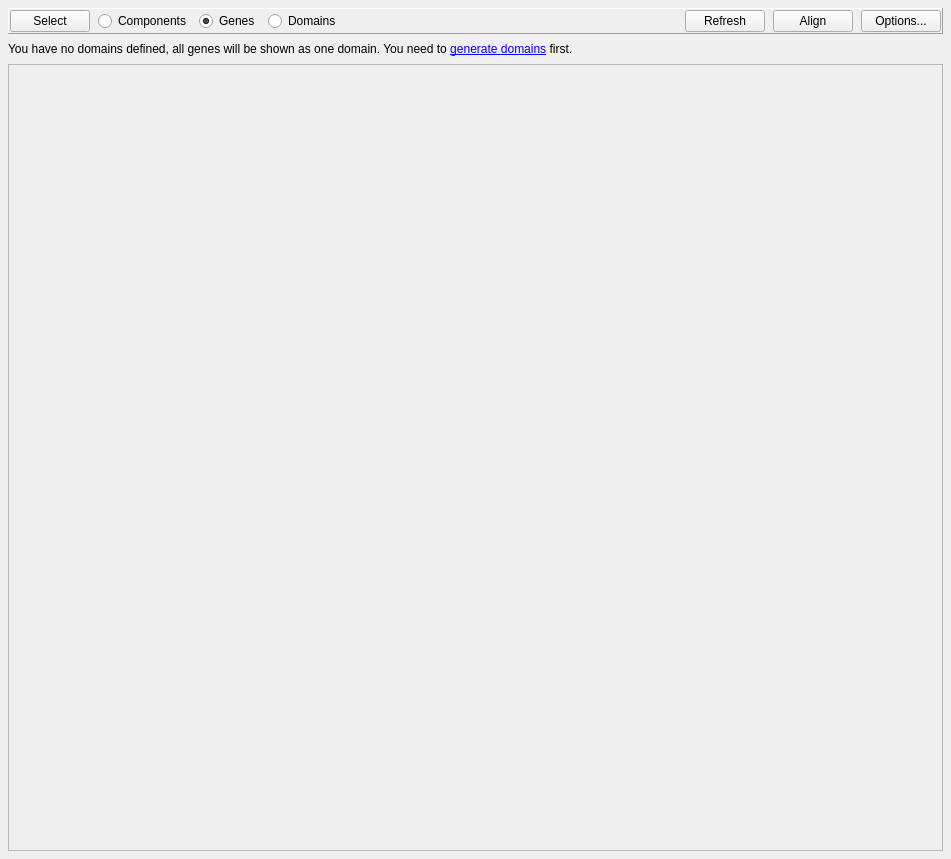
Before: the Qt Designer form groot/frontends/gui/forms/designer/frm_lego_designer.ui in JMcInerneyLab/groot, drawn with Qt 5.
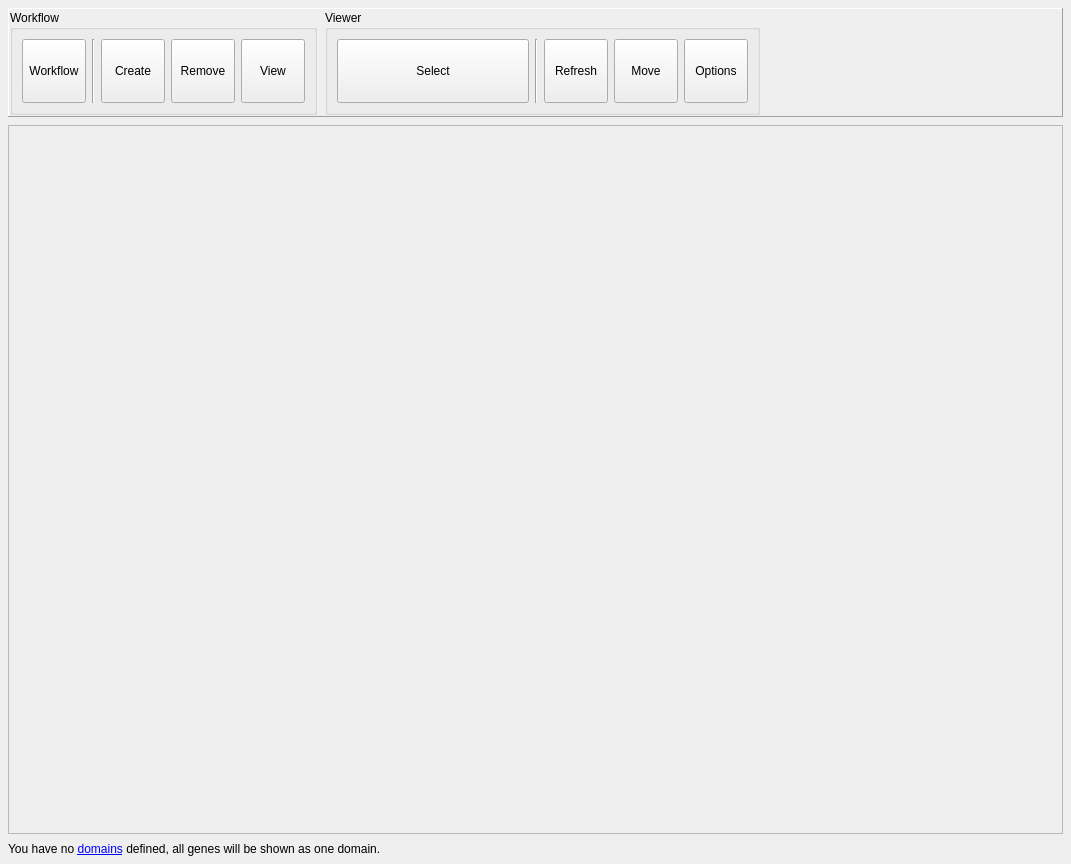
After: the same form once the commit is applied. Icons and pictures are not drawn.

Patch:
```diff
--- a/groot/frontends/gui/forms/designer/frm_lego_designer.ui
+++ b/groot/frontends/gui/forms/designer/frm_lego_designer.ui
@@ -6,8 +6,8 @@
    <rect>
     <x>0</x>
     <y>0</y>
-    <width>951</width>
-    <height>859</height>
+    <width>1071</width>
+    <height>864</height>
    </rect>
   </property>
   <property name="windowTitle">
@@ -54,79 +54,303 @@
        <number>1</number>
       </property>
       <item>
-       <widget class="QPushButton" name="BTN_CHANGE_SELECTION">
-        <property name="toolTip">
-         <string>&lt;html&gt;&lt;head/&gt;&lt;body&gt;&lt;p&gt;Switch to edge edit mode.&lt;/p&gt;&lt;/body&gt;&lt;/html&gt;</string>
+       <widget class="QGroupBox" name="GRP_WORKFLOW">
+        <property name="title">
+         <string>Workflow</string>
         </property>
-        <property name="statusTip">
-         <string>Remove edge</string>
-        </property>
-        <property name="text">
-         <string>Select</string>
-        </property>
-        <property name="autoDefault">
-         <bool>false</bool>
-        </property>
-        <property name="style" stdset="0">
-         <string>dropdown</string>
-        </property>
+        <layout class="QHBoxLayout" name="horizontalLayout">
+         <item>
+          <widget class="QToolButton" name="BTN_WORKFLOW">
+           <property name="minimumSize">
+            <size>
+             <width>64</width>
+             <height>64</height>
+            </size>
+           </property>
+           <property name="maximumSize">
+            <size>
+             <width>64</width>
+             <height>64</height>
+            </size>
+           </property>
+           <property name="text">
+            <string>Workflow</string>
+           </property>
+           <property name="icon">
+            <iconset resource="../../../../../../intermake/intermake/hosts/frontends/gui_qt/designer/resource_files/resources.qrc">
+             <normaloff>:/intermake/dropdown.svg</normaloff>:/intermake/dropdown.svg</iconset>
+           </property>
+           <property name="iconSize">
+            <size>
+             <width>32</width>
+             <height>32</height>
+            </size>
+           </property>
+           <property name="toolButtonStyle">
+            <enum>Qt::ToolButtonTextUnderIcon</enum>
+           </property>
+          </widget>
+         </item>
+         <item>
+          <widget class="Line" name="line_3">
+           <property name="orientation">
+            <enum>Qt::Vertical</enum>
+           </property>
+          </widget>
+         </item>
+         <item>
+          <widget class="QToolButton" name="BTN_CREATE">
+           <property name="minimumSize">
+            <size>
+             <width>64</width>
+             <height>64</height>
+            </size>
+           </property>
+           <property name="maximumSize">
+            <size>
+             <width>64</width>
+             <height>64</height>
+            </size>
+           </property>
+           <property name="text">
+            <string>Create</string>
+           </property>
+           <property name="icon">
+            <iconset resource="../resources/resources.qrc">
+             <normaloff>:/groot/create.svg</normaloff>:/groot/create.svg</iconset>
+           </property>
+           <property name="iconSize">
+            <size>
+             <width>32</width>
+             <height>32</height>
+            </size>
+           </property>
+           <property name="toolButtonStyle">
+            <enum>Qt::ToolButtonTextUnderIcon</enum>
+           </property>
+          </widget>
+         </item>
+         <item>
+          <widget class="QToolButton" name="BTN_REMOVE">
+           <property name="minimumSize">
+            <size>
+             <width>64</width>
+             <height>64</height>
+            </size>
+           </property>
+           <property name="maximumSize">
+            <size>
+             <width>64</width>
+             <height>64</height>
+            </size>
+           </property>
+           <property name="text">
+            <string>Remove</string>
+           </property>
+           <property name="icon">
+            <iconset resource="../resources/resources.qrc">
+             <normaloff>:/groot/remove.svg</normaloff>:/groot/remove.svg</iconset>
+           </property>
+           <property name="iconSize">
+            <size>
+             <width>32</width>
+             <height>32</height>
+            </size>
+           </property>
+           <property name="toolButtonStyle">
+            <enum>Qt::ToolButtonTextUnderIcon</enum>
+           </property>
+          </widget>
+         </item>
+         <item>
+          <widget class="QToolButton" name="BTN_VIEW">
+           <property name="minimumSize">
+            <size>
+             <width>64</width>
+             <height>64</height>
+            </size>
+           </property>
+           <property name="maximumSize">
+            <size>
+             <width>64</width>
+             <height>64</height>
+            </size>
+           </property>
+           <property name="text">
+            <string>View</string>
+           </property>
+           <property name="icon">
+            <iconset resource="../resources/resources.qrc">
+             <normaloff>:/groot/view.svg</normaloff>:/groot/view.svg</iconset>
+           </property>
+           <property name="iconSize">
+            <size>
+             <width>32</width>
+             <height>32</height>
+            </size>
+           </property>
+           <property name="toolButtonStyle">
+            <enum>Qt::ToolButtonTextUnderIcon</enum>
+           </property>
+          </widget>
+         </item>
+        </layout>
        </widget>
       </item>
       <item>
-       <widget class="QRadioButton" name="RAD_SEL_COMPONENT">
-        <property name="toolTip">
-         <string>&lt;html&gt;&lt;head/&gt;&lt;body&gt;&lt;p&gt;Switch to component edit mode.&lt;/p&gt;&lt;/body&gt;&lt;/html&gt;</string>
+       <widget class="QGroupBox" name="groupBox_2">
+        <property name="title">
+         <string>Viewer</string>
         </property>
-        <property name="text">
-         <string>Components</string>
-        </property>
-        <property name="checkable">
-         <bool>true</bool>
-        </property>
-        <property name="autoExclusive">
-         <bool>true</bool>
-        </property>
-       </widget>
-      </item>
-      <item>
-       <widget class="QRadioButton" name="RAD_SEL_GENES">
-        <property name="toolTip">
-         <string>&lt;html&gt;&lt;head/&gt;&lt;body&gt;&lt;p&gt;Switch to sequence edit mode.&lt;/p&gt;&lt;/body&gt;&lt;/html&gt;</string>
-        </property>
-        <property name="statusTip">
-         <string>Remove sequence</string>
-        </property>
-        <property name="text">
-         <string>Genes</string>
-        </property>
-        <property name="checkable">
-         <bool>true</bool>
-        </property>
-        <property name="checked">
-         <bool>true</bool>
-        </property>
-        <property name="autoExclusive">
-         <bool>true</bool>
-        </property>
-       </widget>
-      </item>
-      <item>
-       <widget class="QRadioButton" name="RAD_SEL_DOMAINS">
-        <property name="toolTip">
-         <string>&lt;html&gt;&lt;head/&gt;&lt;body&gt;&lt;p&gt;Switch to subsequence edit mode.&lt;/p&gt;&lt;/body&gt;&lt;/html&gt;</string>
-        </property>
-        <property name="statusTip">
-         <string>Remove (merge) splits</string>
-        </property>
-        <property name="text">
-         <string>Domains</string>
-        </property>
-        <property name="checkable">
-         <bool>true</bool>
-        </property>
-        <property name="autoExclusive">
-         <bool>true</bool>
-        </property>
+        <layout class="QHBoxLayout" name="horizontalLayout_2">
+         <item>
+          <widget class="QToolButton" name="BTN_CHANGE_SELECTION">
+           <property name="minimumSize">
+            <size>
+             <width>192</width>
+             <height>64</height>
+            </size>
+           </property>
+           <property name="maximumSize">
+            <size>
+             <width>192</width>
+             <height>64</height>
+            </size>
+           </property>
+           <property name="toolTip">
+            <string>&lt;html&gt;&lt;head/&gt;&lt;body&gt;&lt;p&gt;Switch to edge edit mode.&lt;/p&gt;&lt;/body&gt;&lt;/html&gt;</string>
+           </property>
+           <property name="statusTip">
+            <string>Remove edge</string>
+           </property>
+           <property name="text">
+            <string>Select</string>
+           </property>
+           <property name="icon">
+            <iconset resource="../resources/resources.qrc">
+             <normaloff>:/groot/check.svg</normaloff>:/groot/check.svg</iconset>
+           </property>
+           <property name="iconSize">
+            <size>
+             <width>32</width>
+             <height>32</height>
+            </size>
+           </property>
+           <property name="toolButtonStyle">
+            <enum>Qt::ToolButtonTextBesideIcon</enum>
+           </property>
+          </widget>
+         </item>
+         <item>
+          <widget class="Line" name="line_2">
+           <property name="orientation">
+            <enum>Qt::Vertical</enum>
+           </property>
+          </widget>
+         </item>
+         <item>
+          <widget class="QToolButton" name="BTN_REFRESH">
+           <property name="minimumSize">
+            <size>
+             <width>64</width>
+             <height>64</height>
+            </size>
+           </property>
+           <property name="maximumSize">
+            <size>
+             <width>64</width>
+             <height>64</height>
+            </size>
+           </property>
+           <property name="toolTip">
+            <string>&lt;html&gt;&lt;head/&gt;&lt;body&gt;&lt;p&gt;Switch to edge edit mode.&lt;/p&gt;&lt;/body&gt;&lt;/html&gt;</string>
+           </property>
+           <property name="statusTip">
+            <string>Remove edge</string>
+           </property>
+           <property name="text">
+            <string>Refresh</string>
+           </property>
+           <property name="icon">
+            <iconset resource="../resources/resources.qrc">
+             <normaloff>:/groot/refresh.svg</normaloff>:/groot/refresh.svg</iconset>
+           </property>
+           <property name="iconSize">
+            <size>
+             <width>32</width>
+             <height>32</height>
+            </size>
+           </property>
+           <property name="toolButtonStyle">
+            <enum>Qt::ToolButtonTextUnderIcon</enum>
+           </property>
+          </widget>
+         </item>
+         <item>
+          <widget class="QToolButton" name="BTN_ALIGN">
+           <property name="minimumSize">
+            <size>
+             <width>64</width>
+             <height>64</height>
+            </size>
+           </property>
+           <property name="maximumSize">
+            <size>
+             <width>64</width>
+             <height>64</height>
+            </size>
+           </property>
+           <property name="text">
+            <string>Move</string>
+           </property>
+           <property name="icon">
+            <iconset resource="../resources/resources.qrc">
+             <normaloff>:/groot/move.svg</normaloff>:/groot/move.svg</iconset>
+           </property>
+           <property name="iconSize">
+            <size>
+             <width>32</width>
+             <height>32</height>
+            </size>
+           </property>
+           <property name="toolButtonStyle">
+            <enum>Qt::ToolButtonTextUnderIcon</enum>
+           </property>
+          </widget>
+         </item>
+         <item>
+          <widget class="QToolButton" name="BTN_OPTIONS">
+           <property name="minimumSize">
+            <size>
+             <width>64</width>
+             <height>64</height>
+            </size>
+           </property>
+           <property name="maximumSize">
+            <size>
+             <width>64</width>
+             <height>64</height>
+            </size>
+           </property>
+           <property name="text">
+            <string>Options</string>
+           </property>
+           <property name="icon">
+            <iconset resource="../resources/resources.qrc">
+             <normaloff>:/groot/settings.svg</normaloff>:/groot/settings.svg</iconset>
+           </property>
+           <property name="iconSize">
+            <size>
+             <width>32</width>
+             <height>32</height>
+            </size>
+           </property>
+           <property name="toolButtonStyle">
+            <enum>Qt::ToolButtonTextUnderIcon</enum>
+           </property>
+          </widget>
+         </item>
+        </layout>
        </widget>
       </item>
       <item>
@@ -142,58 +366,9 @@
         </property>
        </spacer>
       </item>
-      <item>
-       <widget class="QPushButton" name="BTN_REFRESH">
-        <property name="toolTip">
-         <string>&lt;html&gt;&lt;head/&gt;&lt;body&gt;&lt;p&gt;Switch to edge edit mode.&lt;/p&gt;&lt;/body&gt;&lt;/html&gt;</string>
-        </property>
-        <property name="statusTip">
-         <string>Remove edge</string>
-        </property>
-        <property name="text">
-         <string>Refresh</string>
-        </property>
-        <property name="autoDefault">
-         <bool>false</bool>
-        </property>
-       </widget>
-      </item>
-      <item>
-       <widget class="QPushButton" name="BTN_ALIGN">
-        <property name="text">
-         <string>Align</string>
-        </property>
-        <property name="autoDefault">
-         <bool>false</bool>
-        </property>
-        <property name="style" stdset="0">
-         <string>dropdown</string>
-        </property>
-       </widget>
-      </item>
-      <item>
-       <widget class="QPushButton" name="BTN_OPTIONS">
-        <property name="text">
-         <string>Options...</string>
-        </property>
-        <property name="autoDefault">
-         <bool>false</bool>
-        </property>
-       </widget>
-      </item>
      </layout>
     </widget>
    </item>
-   <item>
-    <widget class="QLabel" name="LBL_NO_DOMAINS">
-     <property name="text">
-      <string>&lt;html&gt;&lt;head/&gt;&lt;body&gt;&lt;p&gt;You have no domains defined, all genes will be shown as one domain. You need to &lt;a href=&quot;action:show_domains&quot;&gt;generate domains&lt;/a&gt; first.&lt;/p&gt;&lt;/body&gt;&lt;/html&gt;</string>
-     </property>
-     <property name="style" stdset="0">
-      <string>warning</string>
-     </property>
-    </widget>
-   </item>
    <item>
     <widget class="QFrame" name="FRA_MAIN">
      <property name="sizePolicy">
@@ -210,6 +385,16 @@
      </property>
     </widget>
    </item>
+   <item>
+    <widget class="QLabel" name="LBL_NO_DOMAINS">
+     <property name="text">
+      <string>&lt;html&gt;&lt;head/&gt;&lt;body&gt;&lt;p&gt;You have no &lt;a href=&quot;action:view_domains&quot;&gt;domains&lt;/a&gt; defined, all genes will be shown as one domain.&lt;/p&gt;&lt;/body&gt;&lt;/html&gt;</string>
+     </property>
+     <property name="style" stdset="0">
+      <string>warning</string>
+     </property>
+    </widget>
+   </item>
   </layout>
  </widget>
  <resources>
```
